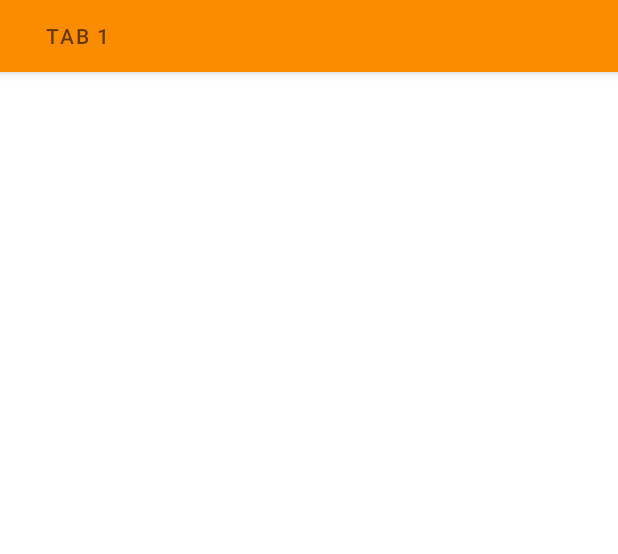
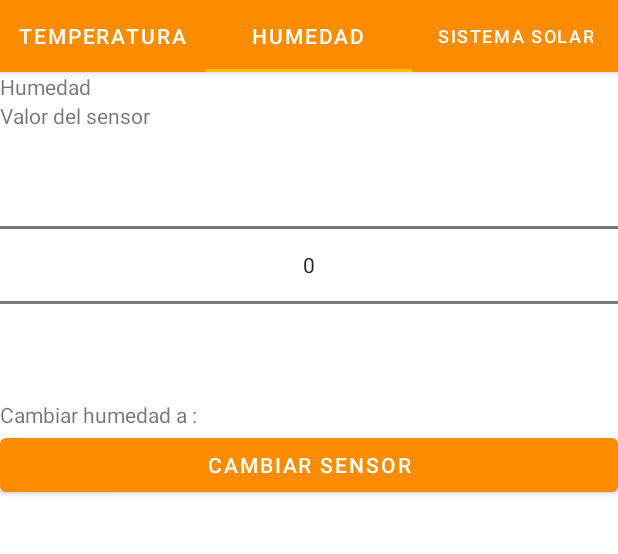
Before and after one commit to robertvala/Comunitarias, an Android app: the Control screen opened directly, with no data from a screen before it, tab 2 chosen, on a phone screen of 412 x 824 dp, the part 89-643 px from its top. Run offline under Robolectric (Android 15) with nearby library versions, the phone set to English and light mode, and no system bars.

Commit message:
creacion tabs

```diff
--- /dev/null
+++ b/AireAcondicionado/app/src/main/java/com/example/aireacondicionado/HumedadFragment.java
@@ -0,0 +1,64 @@
+package com.example.aireacondicionado;
+
+import android.os.Bundle;
+
+import androidx.fragment.app.Fragment;
+
+import android.view.LayoutInflater;
+import android.view.View;
+import android.view.ViewGroup;
+
+/**
+ * A simple {@link Fragment} subclass.
+ * Use the {@link HumedadFragment#newInstance} factory method to
+ * create an instance of this fragment.
+ */
+public class HumedadFragment extends Fragment {
+
+    // TODO: Rename parameter arguments, choose names that match
+    // the fragment initialization parameters, e.g. ARG_ITEM_NUMBER
+    private static final String ARG_PARAM1 = "param1";
+    private static final String ARG_PARAM2 = "param2";
+
+    // TODO: Rename and change types of parameters
+    private String mParam1;
+    private String mParam2;
+
+    public HumedadFragment() {
+        // Required empty public constructor
+    }
+
+    /**
+     * Use this factory method to create a new instance of
+     * this fragment using the provided parameters.
+     *
+     * @param param1 Parameter 1.
+     * @param param2 Parameter 2.
+     * @return A new instance of fragment HumedadFragment.
+     */
+    // TODO: Rename and change types and number of parameters
+    public static HumedadFragment newInstance(String param1, String param2) {
+        HumedadFragment fragment = new HumedadFragment();
+        Bundle args = new Bundle();
+        args.putString(ARG_PARAM1, param1);
+        args.putString(ARG_PARAM2, param2);
+        fragment.setArguments(args);
+        return fragment;
+    }
+
+    @Override
+    public void onCreate(Bundle savedInstanceState) {
+        super.onCreate(savedInstanceState);
+        if (getArguments() != null) {
+            mParam1 = getArguments().getString(ARG_PARAM1);
+            mParam2 = getArguments().getString(ARG_PARAM2);
+        }
+    }
+
+    @Override
+    public View onCreateView(LayoutInflater inflater, ViewGroup container,
+                             Bundle savedInstanceState) {
+        // Inflate the layout for this fragment
+        return inflater.inflate(R.layout.fragment_humedad, container, false);
+    }
+}
--- /dev/null
+++ b/AireAcondicionado/app/src/main/java/com/example/aireacondicionado/SolarFragment.java
@@ -0,0 +1,64 @@
+package com.example.aireacondicionado;
+
+import android.os.Bundle;
+
+import androidx.fragment.app.Fragment;
+
+import android.view.LayoutInflater;
+import android.view.View;
+import android.view.ViewGroup;
+
+/**
+ * A simple {@link Fragment} subclass.
+ * Use the {@link SolarFragment#newInstance} factory method to
+ * create an instance of this fragment.
+ */
+public class SolarFragment extends Fragment {
+
+    // TODO: Rename parameter arguments, choose names that match
+    // the fragment initialization parameters, e.g. ARG_ITEM_NUMBER
+    private static final String ARG_PARAM1 = "param1";
+    private static final String ARG_PARAM2 = "param2";
+
+    // TODO: Rename and change types of parameters
+    private String mParam1;
+    private String mParam2;
+
+    public SolarFragment() {
+        // Required empty public constructor
+    }
+
+    /**
+     * Use this factory method to create a new instance of
+     * this fragment using the provided parameters.
+     *
+     * @param param1 Parameter 1.
+     * @param param2 Parameter 2.
+     * @return A new instance of fragment SolarFragment.
+     */
+    // TODO: Rename and change types and number of parameters
+    public static SolarFragment newInstance(String param1, String param2) {
+        SolarFragment fragment = new SolarFragment();
+        Bundle args = new Bundle();
+        args.putString(ARG_PARAM1, param1);
+        args.putString(ARG_PARAM2, param2);
+        fragment.setArguments(args);
+        return fragment;
+    }
+
+    @Override
+    public void onCreate(Bundle savedInstanceState) {
+        super.onCreate(savedInstanceState);
+        if (getArguments() != null) {
+            mParam1 = getArguments().getString(ARG_PARAM1);
+            mParam2 = getArguments().getString(ARG_PARAM2);
+        }
+    }
+
+    @Override
+    public View onCreateView(LayoutInflater inflater, ViewGroup container,
+                             Bundle savedInstanceState) {
+        // Inflate the layout for this fragment
+        return inflater.inflate(R.layout.fragment_solar, container, false);
+    }
+}
--- a/AireAcondicionado/app/src/main/java/com/example/aireacondicionado/ui/main/PlaceholderFragment.java
+++ b/AireAcondicionado/app/src/main/java/com/example/aireacondicionado/ui/main/PlaceholderFragment.java
@@ -10,22 +10,28 @@ import androidx.annotation.NonNull;
 import androidx.fragment.app.Fragment;
 import androidx.lifecycle.Observer;
 import androidx.lifecycle.ViewModelProvider;
+
+import com.example.aireacondicionado.HumedadFragment;
 import com.example.aireacondicionado.R;
+import com.example.aireacondicionado.SolarFragment;
+import com.example.aireacondicionado.TemperaturaFragment;
 
 /**
  * A placeholder fragment containing a simple view.
  */
 public class PlaceholderFragment extends Fragment {
 
-    private static final String ARG_SECTION_NUMBER = "section_number";
+    private static final String ARG_SECTION_NUMBER = "Control";
 
     private PageViewModel pageViewModel;
 
-    public static PlaceholderFragment newInstance(int index) {
-        PlaceholderFragment fragment = new PlaceholderFragment();
-        Bundle bundle = new Bundle();
-        bundle.putInt(ARG_SECTION_NUMBER, index);
-        fragment.setArguments(bundle);
+    public static Fragment newInstance(int index) {
+        Fragment fragment=null;
+        switch (index) {
+            case 1: fragment=new TemperaturaFragment();break;
+            case 2:fragment=new HumedadFragment();break;
+            case 3: fragment=new SolarFragment();break;
+        }
         return fragment;
     }
 
--- a/AireAcondicionado/app/src/main/java/com/example/aireacondicionado/ui/main/SectionsPagerAdapter.java
+++ b/AireAcondicionado/app/src/main/java/com/example/aireacondicionado/ui/main/SectionsPagerAdapter.java
@@ -15,7 +15,7 @@ import com.example.aireacondicionado.R;
 public class SectionsPagerAdapter extends FragmentPagerAdapter {
 
     @StringRes
-    private static final int[] TAB_TITLES = new int[] {R.string.tab_text_1, R.string.tab_text_2};
+    private static final int[] TAB_TITLES = new int[] {R.string.tab_text_1, R.string.tab_text_2,R.string.tab_text_3};
     private final Context mContext;
 
     public SectionsPagerAdapter(Context context, FragmentManager fm) {
@@ -39,6 +39,6 @@ public class SectionsPagerAdapter extends FragmentPagerAdapter {
     @Override
     public int getCount() {
         // Show 2 total pages.
-        return 4;
+        return 3;
     }
 }
--- a/AireAcondicionado/app/src/main/res/layout/activity_control.xml
+++ b/AireAcondicionado/app/src/main/res/layout/activity_control.xml
@@ -26,7 +26,9 @@
             android:id="@+id/tabs"
             android:layout_width="match_parent"
             android:layout_height="wrap_content"
-            android:background="?attr/colorPrimary"/>
+            android:background="?attr/colorPrimary"
+            app:tabIndicatorColor="#FFC107"
+            app:tabTextColor="#FFFFFF" />
     </com.google.android.material.appbar.AppBarLayout>
 
     <androidx.viewpager.widget.ViewPager
--- /dev/null
+++ b/AireAcondicionado/app/src/main/res/layout/fragment_humedad.xml
@@ -0,0 +1,50 @@
+<?xml version="1.0" encoding="utf-8"?>
+<FrameLayout xmlns:android="http://schemas.android.com/apk/res/android"
+    xmlns:app="http://schemas.android.com/apk/res-auto"
+    xmlns:tools="http://schemas.android.com/tools"
+    android:layout_width="match_parent"
+    android:layout_height="match_parent"
+    tools:context=".HumedadFragment">
+
+    <LinearLayout
+        android:layout_width="match_parent"
+        android:layout_height="match_parent"
+        android:orientation="vertical">
+
+        <TextView
+            android:id="@+id/textView15"
+            android:layout_width="match_parent"
+            android:layout_height="wrap_content"
+            android:text="Humedad" />
+
+        <ImageView
+            android:id="@+id/imageView7"
+            android:layout_width="match_parent"
+            android:layout_height="wrap_content"
+            tools:src="@tools:sample/avatars" />
+
+        <TextView
+            android:id="@+id/textView16"
+            android:layout_width="match_parent"
+            android:layout_height="wrap_content"
+            android:text="Valor del sensor" />
+
+        <NumberPicker
+            android:layout_width="match_parent"
+            android:layout_height="wrap_content">
+
+        </NumberPicker>
+
+        <TextView
+            android:id="@+id/textView17"
+            android:layout_width="match_parent"
+            android:layout_height="wrap_content"
+            android:text="Cambiar humedad a :" />
+
+        <Button
+            android:id="@+id/button2"
+            android:layout_width="match_parent"
+            android:layout_height="wrap_content"
+            android:text="Cambiar sensor" />
+    </LinearLayout>
+</FrameLayout>
--- a/AireAcondicionado/app/src/main/res/values/strings.xml
+++ b/AireAcondicionado/app/src/main/res/values/strings.xml
@@ -11,8 +11,10 @@
     <string name="menu_gallery">Gallery</string>
     <string name="menu_slideshow">Slideshow</string>
     <string name="title_activity_control">Control</string>
-    <string name="tab_text_1">Tab 1</string>
-    <string name="tab_text_2">Tab 2</string>
+    <string name="tab_text_1">Temperatura</string>
+    <string name="tab_text_2">Humedad</string>
+
     <!-- TODO: Remove or change this placeholder text -->
     <string name="hello_blank_fragment">Hello blank fragment</string>
+    <string name="tab_text_3">Sistema solar</string>
 </resources>
```
Also changed, not shown: AireAcondicionado/app/src/main/java/com/example/aireacondicionado/Control.java (+0 -8 lines), AireAcondicionado/app/src/main/res/layout/fragment_solar.xml (added, +14 -0 lines), AireAcondicionado/app/src/main/res/menu/activity_main_drawer.xml (+3 -6 lines).
